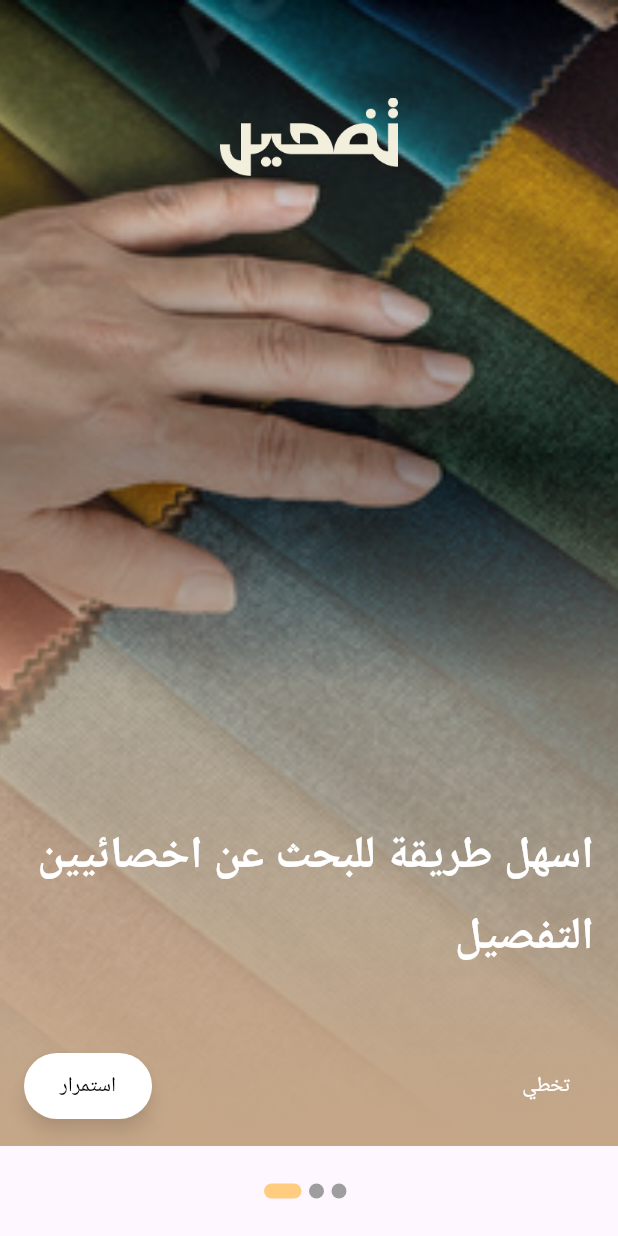
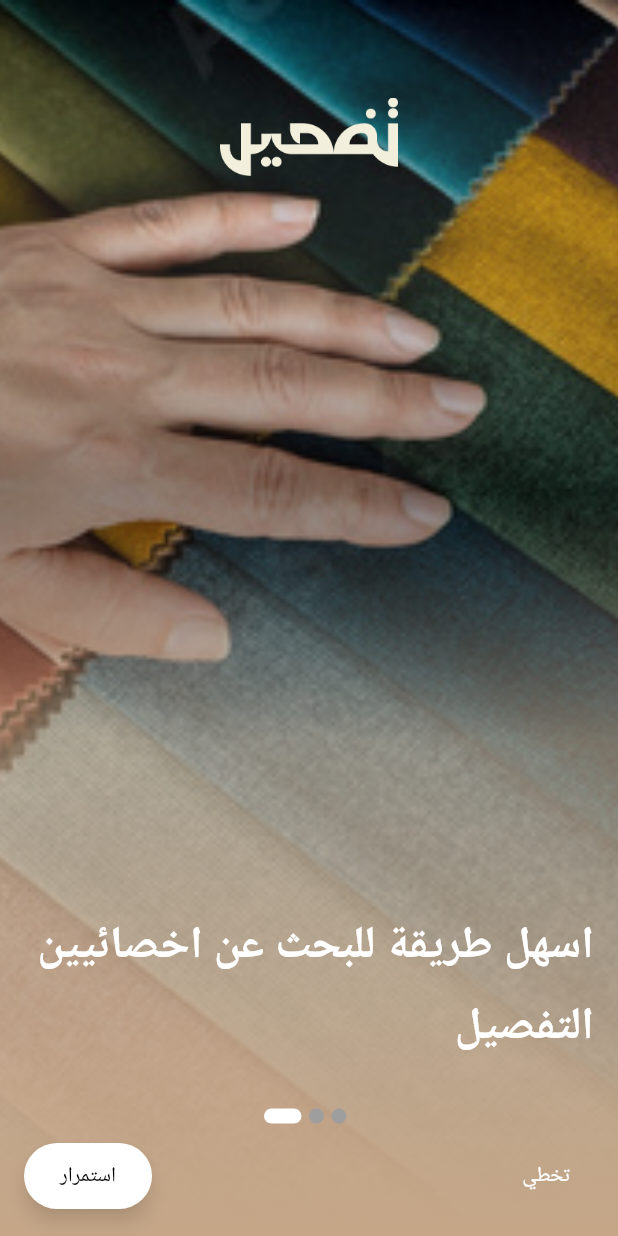
Before and after one commit to ghadasarakbi/tasks, a Flutter app: the screen it shows after launch, on a phone screen of 412 x 824 dp. Run offline on Flutter 3.47's test engine with Material 3 defaults, Android fonts, the phone set to English and light mode, and no system bars; Roboto replaces fonts that are missing (Co Headline).

Commit message:
fix_dot_box

```diff
--- a/lib/Screens/OnboardingScreen.dart
+++ b/lib/Screens/OnboardingScreen.dart
@@ -39,7 +39,9 @@ class _OnboardingScreenState extends State<OnboardingScreen> {
   @override
   Widget build(BuildContext context) {
     return Scaffold(
-      body: PageView(
+      body: Stack(
+        children: [
+          PageView(
             controller: _pageController,
             onPageChanged: _onPageChanged,
             children: [
@@ -70,9 +72,12 @@ class _OnboardingScreenState extends State<OnboardingScreen> {
               ),
             ],
           ),
-      bottomNavigationBar: Container(
-        height: 60,
-        color: Colors.transparent,
+          Positioned(
+            bottom: 20,
+            left: 0,
+            right: 0,
+            child: Container(
+              height: 120,
               child: Row(
                 mainAxisAlignment: MainAxisAlignment.center,
                 children: List.generate(
@@ -80,6 +85,9 @@ class _OnboardingScreenState extends State<OnboardingScreen> {
                       (index) => _buildDot(index, _currentPage),
                 ),
               ),
+            ),
+          ),
+        ],
       ),
     );
   }
@@ -91,7 +99,7 @@ class _OnboardingScreenState extends State<OnboardingScreen> {
       margin: EdgeInsets.only(right: 5),
       decoration: BoxDecoration(
         borderRadius: BorderRadius.circular(20),
-        color: currentIndex == index ? Colors.orange[200] : Colors.grey,
+        color: currentIndex == index ? Colors.white : Colors.grey,
       ),
     );
   }
@@ -129,14 +137,14 @@ class OnboardingPage extends StatelessWidget {
           decoration: BoxDecoration(
             gradient: LinearGradient(
               colors: [
-                Color(0xC5A687).withOpacity(1),
-                Color(0xC5A687).withOpacity(0.6),
+                Color(0xFFC5A687).withOpacity(1),
+                Color(0xFFC5A687).withOpacity(0.6),
                 Colors.black.withOpacity(0.4),
                 Color(0xFFF2EFDC).withOpacity(0.0),
               ],
               begin: Alignment.bottomCenter,
               end: Alignment.topCenter,
-              stops: [0.0, 0.4,0.6, 1],
+              stops: [0.0, 0.4, 0.6, 1],
             ),
           ),
         ),
```
Lines whose indentation alone changed are shown as unchanged.
